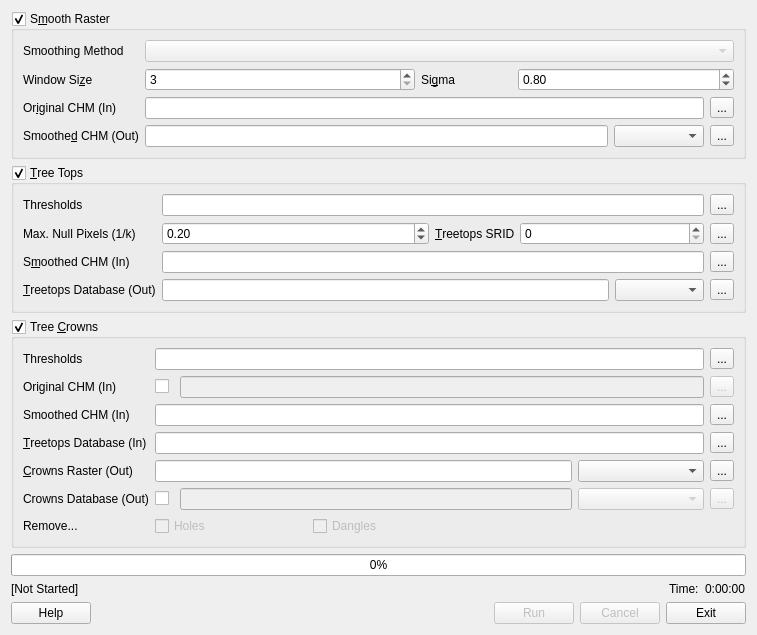
The window that src/treetops.ui (rskelly/treetops) describes before a commit, drawn with Qt 5.
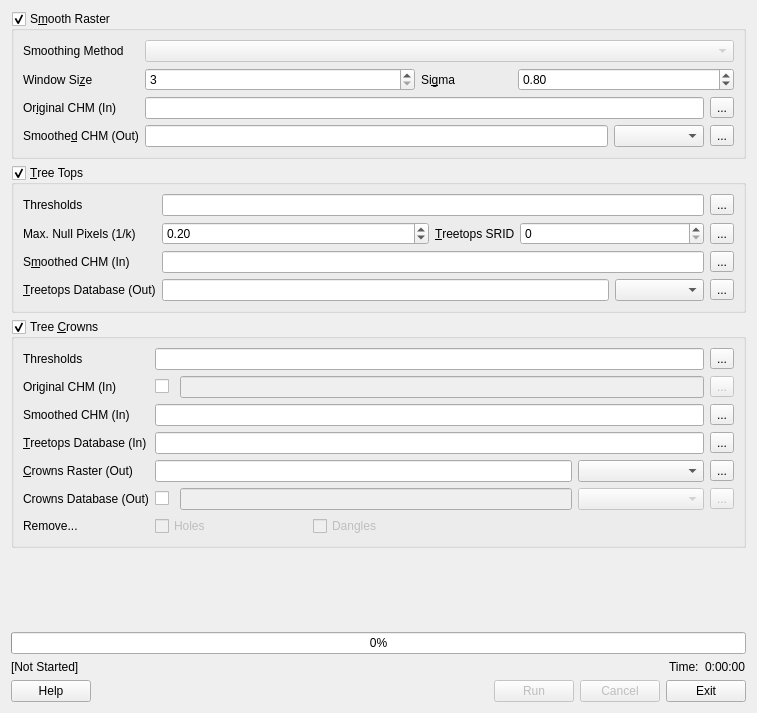
The same window after the commit.

```diff
--- a/src/treetops.ui
+++ b/src/treetops.ui
@@ -7,7 +7,7 @@
     <x>0</x>
     <y>0</y>
     <width>757</width>
-    <height>603</height>
+    <height>713</height>
    </rect>
   </property>
   <property name="sizePolicy">
```
Left out of the diff: 2 changed lines with no effect on the pictures.
